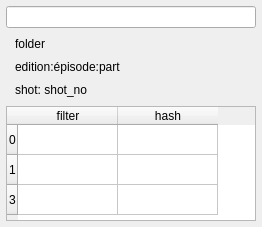
Above: tools/filter_info/ui/ui_window_main.ui from JepEtau/mco before the change. Below: the same form after it.
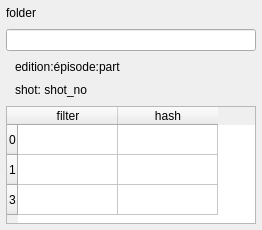
That is the form after the change.

Commit message: working on frame replacement

```diff
--- a/tools/filter_info/ui/ui_window_main.ui
+++ b/tools/filter_info/ui/ui_window_main.ui
@@ -7,7 +7,7 @@
     <x>0</x>
     <y>0</y>
     <width>262</width>
-    <height>227</height>
+    <height>230</height>
    </rect>
   </property>
   <property name="windowTitle">
@@ -30,6 +30,16 @@
     <property name="bottomMargin">
      <number>6</number>
     </property>
+    <item>
+     <widget class="QLabel" name="label_folder">
+      <property name="frameShape">
+       <enum>QFrame::NoFrame</enum>
+      </property>
+      <property name="text">
+       <string>folder</string>
+      </property>
+     </widget>
+    </item>
     <item>
      <widget class="QLineEdit" name="lineEdit_filename">
       <property name="sizePolicy">
@@ -60,16 +70,6 @@
       <property name="topMargin">
        <number>0</number>
       </property>
-      <item>
-       <widget class="QLabel" name="label_folder">
-        <property name="frameShape">
-         <enum>QFrame::NoFrame</enum>
-        </property>
-        <property name="text">
-         <string>folder</string>
-        </property>
-       </widget>
-      </item>
       <item>
        <widget class="QLabel" name="label_ed_ep_part">
         <property name="frameShape">
```
Left out of the diff: 2 changed lines with no effect on the pictures. The commit also changes 11 other files.
